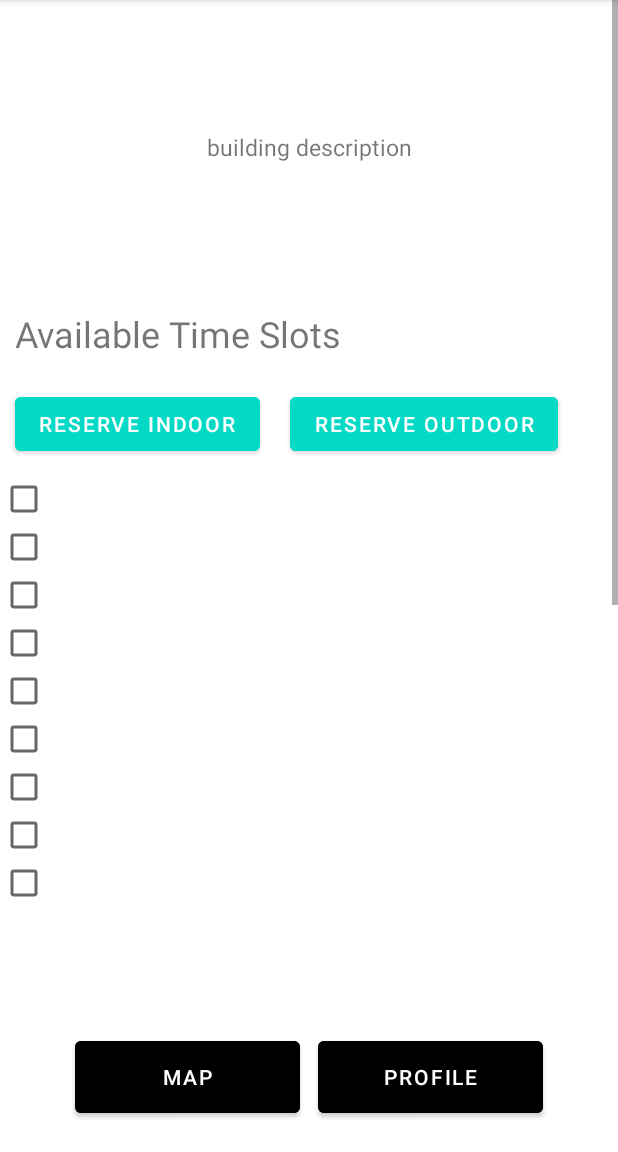
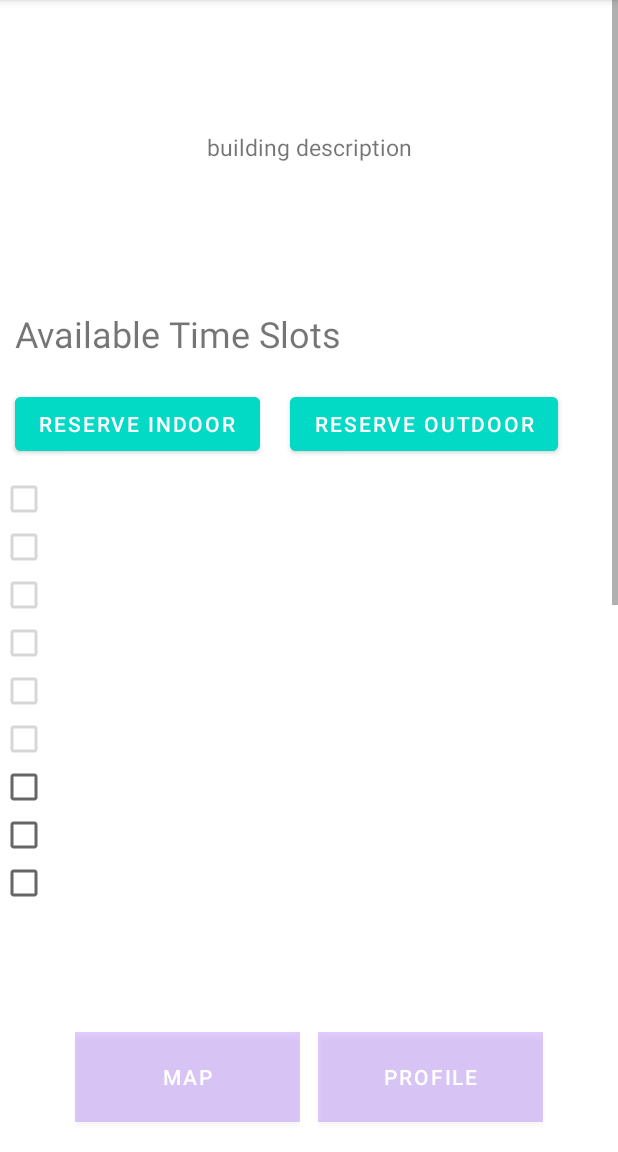
Before and after one commit to ijpark803/TakeASeat, an Android app: the fragment BookingPage placed in its activity, on a phone screen of 412 x 824 dp, the part 84-1236 px from its top. Run offline under Robolectric (Android 15) with nearby library versions, the phone set to English and light mode, and no system bars; our stand-ins replace Firebase (no records; nobody signed in at launch, a user with empty details on screens opened directly); libraries missing offline, so code that uses them is left out: com.google.maps.android.

Commit message:
BookingPage + MainActivity
- changed opacity of main buttons
- time slots disabled if past curr time

```diff
--- a/app/src/main/java/com/example/takeaseat/BookingPage.java
+++ b/app/src/main/java/com/example/takeaseat/BookingPage.java
@@ -172,17 +172,17 @@ public class BookingPage extends Fragment {
 
                     specifiedTime = specifiedCalendar.getTime();
 
-//                    // Compare the times
-//                    if (currentTime.before(specifiedTime)) {
-//                        System.out.println("future");
-//                        timeSlotTextView.setEnabled(true);
-//                    } else if (currentTime.after(specifiedTime)) {
-//                        System.out.println("past");
-//                        timeSlotTextView.setEnabled(false);
-//                    } else {
-//                        System.out.println("now");
-//                        timeSlotTextView.setEnabled(false);
-//                    }
+                    // Compare the times
+                    if (currentTime.before(specifiedTime)) {
+                        System.out.println("future");
+                        timeSlotTextView.setEnabled(true);
+                    } else if (currentTime.after(specifiedTime)) {
+                        System.out.println("past");
+                        timeSlotTextView.setEnabled(false);
+                    } else {
+                        System.out.println("now");
+                        timeSlotTextView.setEnabled(false);
+                    }
                 } catch (ParseException e) {
                     e.printStackTrace();
                 }
--- a/app/src/main/java/com/example/takeaseat/ProfileView.java
+++ b/app/src/main/java/com/example/takeaseat/ProfileView.java
@@ -176,6 +176,9 @@ public class ProfileView extends Fragment {
                                 if (specifiedTime.before(currentTime)) {
                                     status = false;
                                     // timeslot is before current time == false
+                                    if(ma.currentUser.activeReservation){
+                                        ma.currentUser.activeReservation = false;
+                                    }
                                 } else if (specifiedTime.after(currentTime)) {
                                     // time slot is after current time == true
                                     status = true;
@@ -188,7 +191,7 @@ public class ProfileView extends Fragment {
 
                             DatabaseReference reservationRef = dataSnapshot.getRef().child(k).child("status");
                             reservationRef.setValue(status);
-
+                            mDatabase.child("user").child(ma.currentUser.getEmail().replace(".","_")).child("activeReservation").setValue(status);
                             Boolean finalStatus = status;
                             String finalIndoor = indoor;
                             mDatabase.child("buildings").get().addOnCompleteListener(new OnCompleteListener<DataSnapshot>() {
--- a/app/src/main/res/layout/activity_main.xml
+++ b/app/src/main/res/layout/activity_main.xml
@@ -20,7 +20,8 @@
         android:text="Map"
         android:layout_alignParentBottom="true"
         android:layout_marginBottom="20dp"
-        android:layout_marginStart="50dp"/>
+        android:layout_marginStart="50dp"
+        android:background="#33FFFFFF"/>
 
     <Button
         android:id="@+id/fragment2btn"
@@ -31,6 +32,7 @@
         android:layout_alignParentBottom="true"
         android:layout_alignParentRight="true"
         android:layout_marginBottom="20dp"
-        android:layout_marginEnd="50dp"/>
+        android:layout_marginEnd="50dp"
+        android:background="#33FFFFFF"/>
 
 </RelativeLayout>
```
